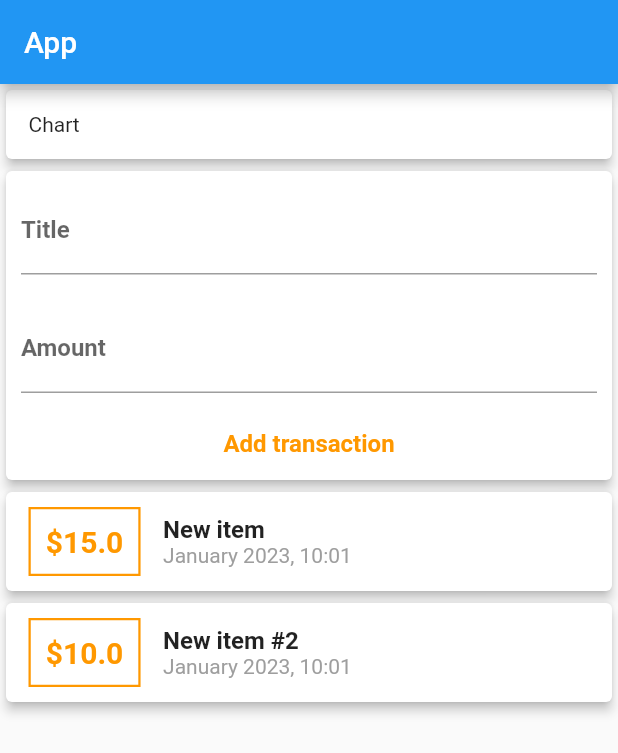
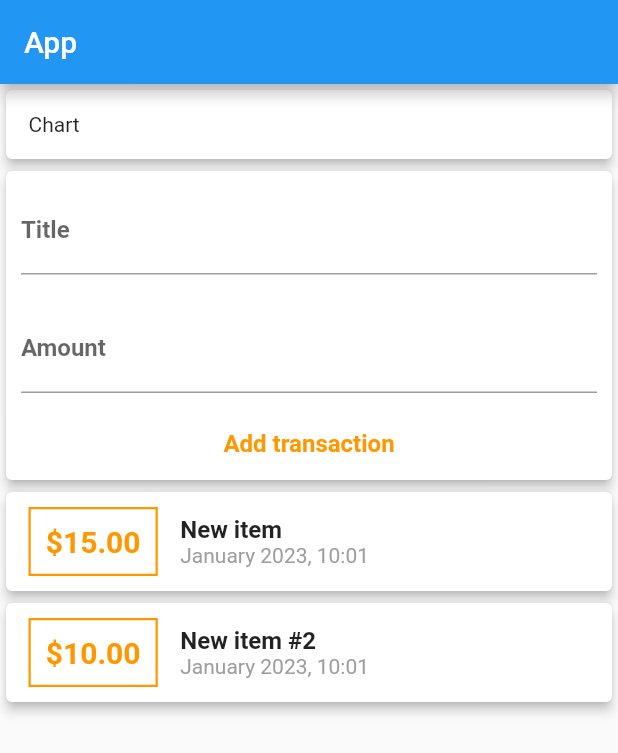
Before and after one commit to CircleHP/flutter-expenses-app, a Flutter app: the screen it shows after launch, on a phone screen of 412 x 824 dp. Shown: the top 753 px of the screen. Run offline on Flutter 3.47's test engine with Material 2 defaults, Android fonts, the phone set to English and light mode, and no system bars.

```diff
--- a/lib/widgets/transaction_card.dart
+++ b/lib/widgets/transaction_card.dart
@@ -29,7 +29,7 @@ class TransactionCard extends StatelessWidget {
               ),
               padding: const EdgeInsets.all(10.0),
               child: Text(
-                '\$${transaction.amount}',
+                '\$${transaction.amount.toStringAsFixed(2)}',
                 style: const TextStyle(
                   fontSize: 20,
                   color: Colors.orange,
```
